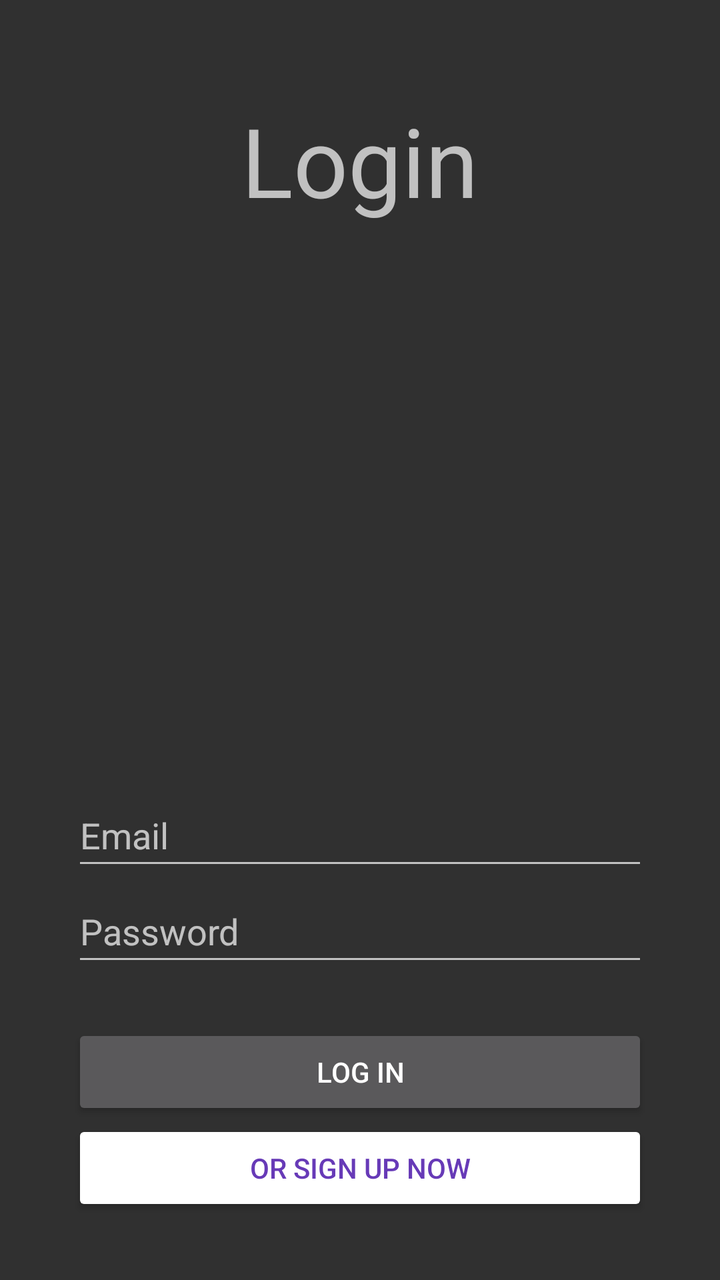
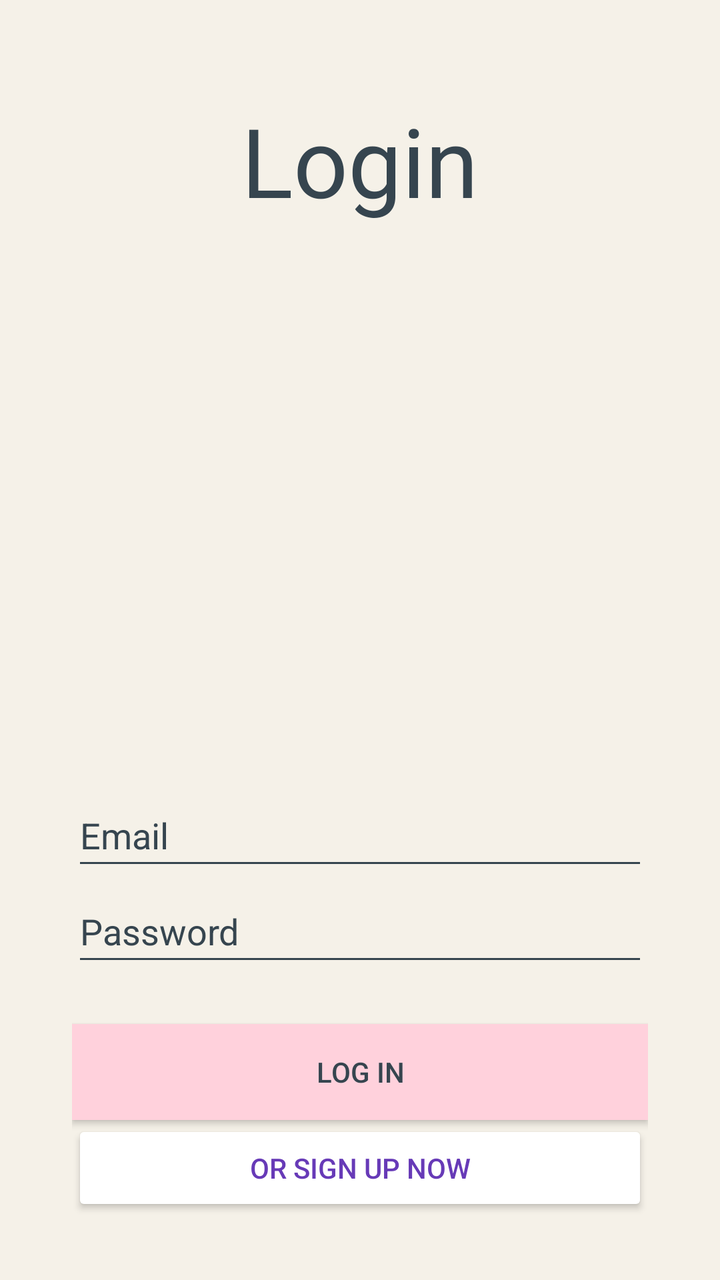

An Android layout rendered at two revisions. The XML below is the earlier revision; the diff shows what the commit changed to produce the second picture.
<!-- AndroidManifest.xml: application theme Theme.AppCompat -->
<!-- res/layout/login_screen.xml -->
<?xml version="1.0" encoding="utf-8"?>
<androidx.constraintlayout.widget.ConstraintLayout xmlns:android="http://schemas.android.com/apk/res/android"
    xmlns:app="http://schemas.android.com/apk/res-auto"
    xmlns:tools="http://schemas.android.com/tools"
    android:layout_width="match_parent"
    android:layout_height="match_parent">

    <TextView
        android:id="@+id/title"
        android:layout_width="wrap_content"
        android:layout_height="wrap_content"
        android:layout_marginTop="48dp"
        android:text="@string/login_title"
        android:textSize="48sp"
        app:layout_constraintTop_toTopOf="parent"
        tools:layout_editor_absoluteX="146dp"
        app:layout_constraintStart_toStartOf="parent"
        app:layout_constraintEnd_toEndOf="parent"/>

    <LinearLayout
        android:layout_width="match_parent"
        android:layout_height="match_parent"
        android:orientation="horizontal"
        android:weightSum="10">

        <Space
            android:layout_width="0dp"
            android:layout_height="match_parent"
            android:layout_weight="1" />

        <LinearLayout
            android:layout_marginBottom="32dp"
            android:layout_width="0dp"
            android:layout_height="wrap_content"
            android:layout_weight="8"
            android:orientation="vertical"
            android:layout_gravity="bottom"
            android:weightSum="10">

            <EditText
                android:id="@+id/username_input"
                android:layout_width="match_parent"
                android:layout_height="48dp"
                android:hint="@string/username_hint"
                android:visibility="gone" />


            <EditText
                android:id="@+id/email_input"
                android:layout_width="match_parent"
                android:layout_height="48dp"
                android:hint="@string/email_hint" />

            <EditText
                android:id="@+id/password_input"
                android:layout_width="match_parent"
                android:layout_height="48dp"
                android:hint="@string/password_hint"
                android:inputType="textPassword" />

            <EditText
                android:id="@+id/password_confirm"
                android:layout_width="match_parent"
                android:layout_height="48dp"
                android:hint="@string/confirm_password_hint"
                android:inputType="textPassword"
                android:visibility="gone" />

            <Button
                android:id="@+id/login_button"
                android:layout_width="match_parent"
                android:layout_height="48dp"
                android:text="@string/login_button_label"
                android:layout_marginTop="24dp" />

            <Button
                android:id="@+id/switch_button"
                android:layout_width="match_parent"
                android:layout_height="48dp"
                android:text="@string/switch_signup_label"
                android:textColor="#673AB7"
                app:backgroundTint="#FFFFFF"
                app:strokeColor="#673AB7"
                app:strokeWidth="2dp" />

        </LinearLayout>

        <Space
            android:layout_width="0dp"
            android:layout_height="match_parent"
            android:layout_weight="1" />

    </LinearLayout>
</androidx.constraintlayout.widget.ConstraintLayout>
<!-- resources referenced by this layout -->
<resources>
  <string name="confirm_password_hint">Confirm Password</string>
  <string name="email_hint">Email</string>
  <string name="login_button_label">Log In</string>
  <string name="login_title">Login</string>
  <string name="password_hint">Password</string>
  <string name="switch_signup_label">Or sign up now</string>
  <string name="username_hint">Username</string>
</resources>

<!-- the commit's change to res/layout/login_screen.xml (unified diff, before → after) -->
@@ -2,6 +2,7 @@
 <androidx.constraintlayout.widget.ConstraintLayout xmlns:android="http://schemas.android.com/apk/res/android"
     xmlns:app="http://schemas.android.com/apk/res-auto"
     xmlns:tools="http://schemas.android.com/tools"
+    android:background="#F5F1E8"
     android:layout_width="match_parent"
     android:layout_height="match_parent">
 
@@ -12,6 +13,9 @@
         android:layout_marginTop="48dp"
         android:text="@string/login_title"
         android:textSize="48sp"
+        android:textColor="#36454F"
+        android:textColorHint="#36454F"
+        android:backgroundTint="#36454F"
         app:layout_constraintTop_toTopOf="parent"
         tools:layout_editor_absoluteX="146dp"
         app:layout_constraintStart_toStartOf="parent"
@@ -42,6 +46,9 @@
                 android:layout_width="match_parent"
                 android:layout_height="48dp"
                 android:hint="@string/username_hint"
+                android:textColor="#36454F"
+                android:textColorHint="#36454F"
+                android:backgroundTint="#36454F"
                 android:visibility="gone" />
 
 
@@ -49,6 +56,9 @@
                 android:id="@+id/email_input"
                 android:layout_width="match_parent"
                 android:layout_height="48dp"
+                android:textColor="#36454F"
+                android:textColorHint="#36454F"
+                android:backgroundTint="#36454F"
                 android:hint="@string/email_hint" />
 
             <EditText
@@ -56,12 +66,18 @@
                 android:layout_width="match_parent"
                 android:layout_height="48dp"
                 android:hint="@string/password_hint"
+                android:textColor="#36454F"
+                android:textColorHint="#36454F"
+                android:backgroundTint="#36454F"
                 android:inputType="textPassword" />
 
             <EditText
                 android:id="@+id/password_confirm"
                 android:layout_width="match_parent"
                 android:layout_height="48dp"
+                android:textColor="#36454F"
+                android:textColorHint="#36454F"
+                android:backgroundTint="#36454F"
                 android:hint="@string/confirm_password_hint"
                 android:inputType="textPassword"
                 android:visibility="gone" />
@@ -70,8 +86,11 @@
                 android:id="@+id/login_button"
                 android:layout_width="match_parent"
                 android:layout_height="48dp"
+                android:layout_marginTop="24dp"
+
+                android:background="#FFD1DC"
                 android:text="@string/login_button_label"
-                android:layout_marginTop="24dp" />
+                android:textColor="#36454F" />
 
             <Button
                 android:id="@+id/switch_button"
